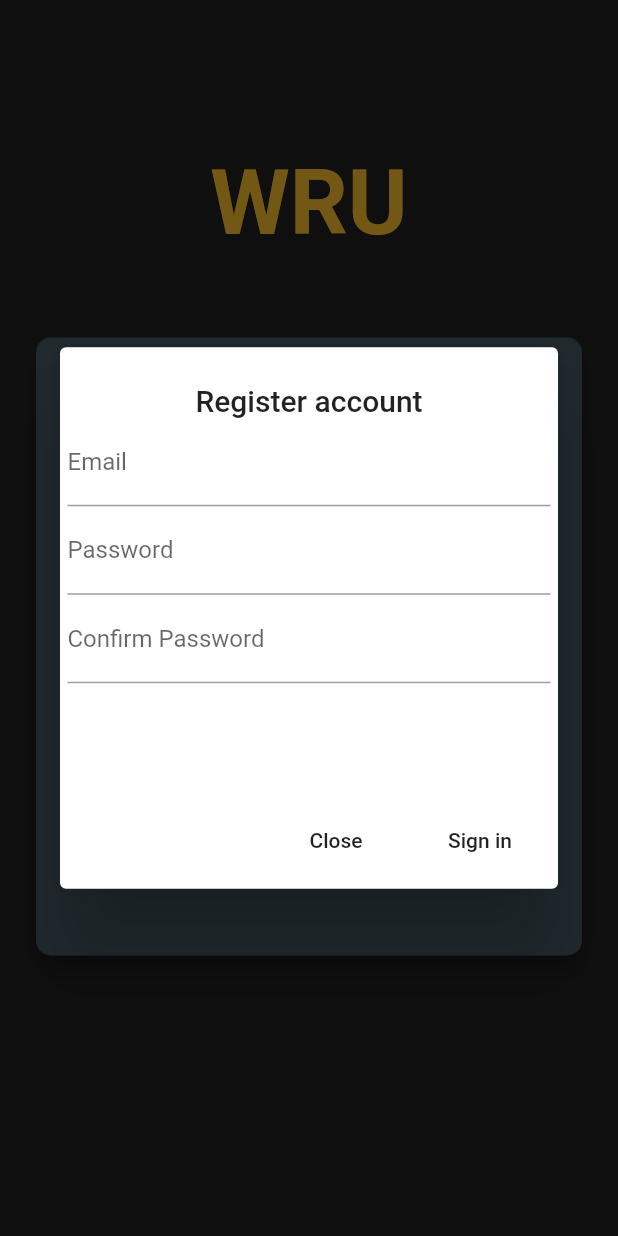
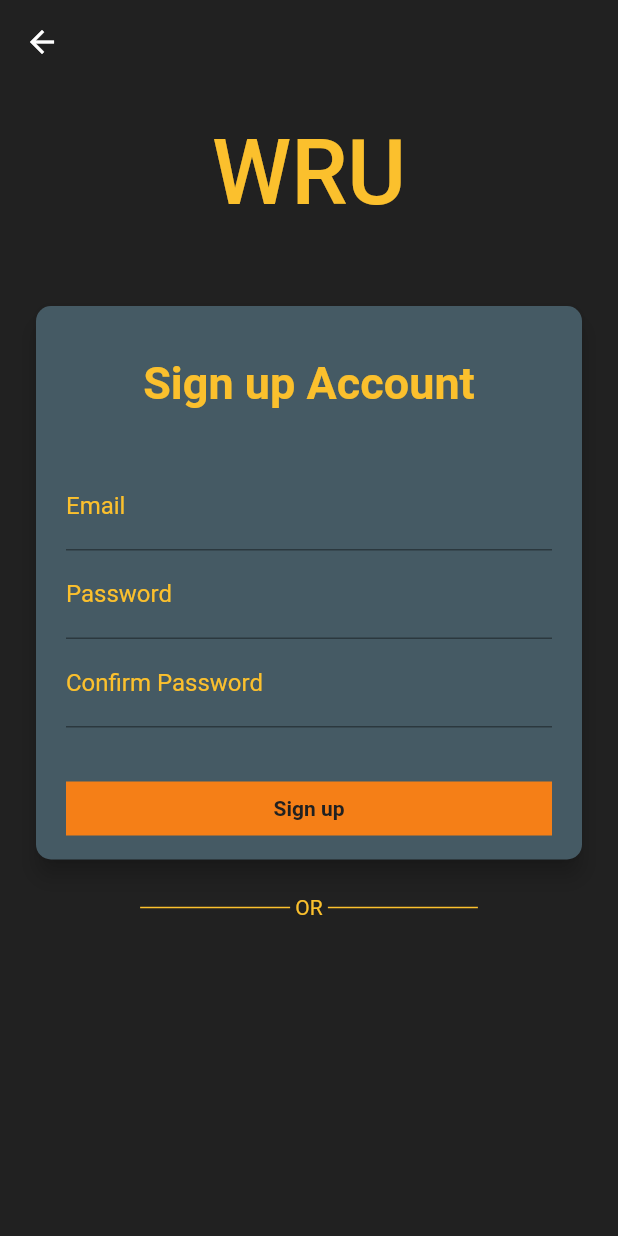
Before and after one commit to BruceBui5041/wru_fe, a Flutter app: the screen it shows after launch, after a tap on "Sign up", on a phone screen of 412 x 824 dp. Run offline on Flutter 3.47's test engine with Material 2 defaults, Android fonts, the light colour scheme and no system bars; our stand-ins replace bloc, flutter_bloc, flutter_dotenv, google_fonts, shared_preferences.

Commit message:
Commit design signup screen + fix design sigin screen + create file style

```diff
--- a/lib/main.dart
+++ b/lib/main.dart
@@ -7,6 +7,8 @@ import 'package:wru_fe/models/user.repository.dart';
 import 'package:wru_fe/screens/home.screen.dart';
 import 'package:wru_fe/screens/signin.screen.dart';
 import 'package:wru_fe/screens/splash.screen.dart';
+import 'package:wru_fe/styles/style.dart' as style;
+import 'package:wru_fe/screens/signup.screen.dart';
 
 void main() async {
   const isProduction = bool.fromEnvironment('dart.vm.product');
@@ -33,26 +35,32 @@ class MyApp extends StatelessWidget {
           debugShowCheckedModeBanner: false,
           title: 'WRU-Dev',
           theme: ThemeData(
-            cardTheme: CardTheme(color: Colors.blueGrey[700]),
-            accentIconTheme: IconThemeData(color: Colors.yellow[700]),
-            accentColor: Colors.yellow[700],
-            backgroundColor: Colors.grey[900],
-            buttonColor: Colors.yellow[700],
-            // buttonTheme: ButtonThemeData(
-            //   shape: RoundedRectangleBorder(
-            //       borderRadius: BorderRadius.circular(20.0)),
-            //   buttonColor: Colors.yellow[900],
-            // ),
+            inputDecorationTheme: InputDecorationTheme(
+              labelStyle: TextStyle(color: Colors.yellow[700]),
+            ),
+            cardTheme: style.Style.backgroundCardColor,
+            accentIconTheme: style.Style.iconTheme,
+            backgroundColor: style.Style.backgroundColor,
+            buttonColor: style.Style.buttonColor,
+            primaryColor: style.Style.textColor,
+            buttonTheme: ButtonThemeData(
+              shape: RoundedRectangleBorder(
+                  borderRadius: BorderRadius.circular(20.0)),
+              buttonColor: Colors.yellow[900],
+              hoverColor: Colors.yellow[700],
+            ),
             textTheme: TextTheme(
-              button: TextStyle(color: Colors.grey[900]),
-              headline1: TextStyle(color: Colors.yellow[700]),
-              headline4: TextStyle(color: Colors.yellow[700]),
+              button: style.Style.buttonBgColor,
+              headline4: style.Style.textBody,
+              headline5: style.Style.textHeader,
+              headline6: style.Style.textLogo,
             ),
           ),
           home: SplashScreen(),
           routes: {
             SignInScreen.routeName: (_) => SignInScreen(),
             HomeScreen.routeName: (_) => HomeScreen(),
+            SignUpScreen.routeName: (_) => SignUpScreen(),
           },
         ),
       ),
--- a/lib/screens/signin.screen.dart
+++ b/lib/screens/signin.screen.dart
@@ -4,7 +4,7 @@ import 'package:google_fonts/google_fonts.dart';
 import 'package:wru_fe/cubit/signin_cubit.dart';
 import 'package:wru_fe/dto/signin.dto.dart';
 import 'package:wru_fe/screens/home.screen.dart';
-import 'package:wru_fe/widgets/signup.dialog.dart';
+import 'package:wru_fe/screens/signup.screen.dart';
 
 class SignInScreen extends StatelessWidget {
   static const routeName = './signin';
@@ -23,17 +23,21 @@ class SignInScreen extends StatelessWidget {
   }
 
   void _onOpenSignUpDialog(BuildContext context) {
-    showDialog<Null>(
-      context: context,
-      builder: (ctx) => SignUpDialog(),
-    );
+    // showDialog<Null>(
+    //   context: context,
+    //   builder: (ctx) => SignUpDialog(),
+    // );
+    Navigator.of(context).pushNamed(SignUpScreen.routeName);
   }
 
   @override
   Widget build(BuildContext context) {
     return Scaffold(
       backgroundColor: Theme.of(context).backgroundColor,
-      body: SingleChildScrollView(
+      body: SafeArea(
+        child: SingleChildScrollView(
+          child: Padding(
+            padding: const EdgeInsets.only(bottom: 25),
             child: Stack(
               children: [
                 Container(
@@ -52,23 +56,20 @@ class SignInScreen extends StatelessWidget {
                         children: [
                           Padding(
                             padding: EdgeInsets.only(
-                          top: 100,
+                              top: 50,
                               left: 0,
                             ),
                             child: Text(
                               "WRU",
-                          style: GoogleFonts.averiaLibre(
-                            fontSize: 60.6,
-                            fontWeight: FontWeight.w700,
-                            color: Theme.of(context).textTheme.headline1.color,
-                          ),
+                              style: Theme.of(context).textTheme.headline6,
                             ),
                           ),
                           SizedBox(
                             height: 50.0,
                           ),
                           Padding(
-                        padding: const EdgeInsets.only(left: 20.0, right: 20.0),
+                            padding:
+                                const EdgeInsets.only(left: 20.0, right: 20.0),
                             child: Center(
                               child: Card(
                                 color: Theme.of(context).cardTheme.color,
@@ -78,7 +79,6 @@ class SignInScreen extends StatelessWidget {
                                   borderRadius: BorderRadius.circular(10.0),
                                 ),
                                 child: Container(
-                              height: MediaQuery.of(context).size.height / 2,
                                   decoration: BoxDecoration(
                                     // color: Colors.white,
                                     borderRadius: BorderRadius.circular(10.0),
@@ -98,13 +98,10 @@ class SignInScreen extends StatelessWidget {
                                               top: 4,
                                               left: 0,
                                             ),
-                                        child: Text(
-                                          "Login",
-                                          style: GoogleFonts.averiaLibre(
-                                              fontSize: 30.0,
-                                              fontWeight: FontWeight.w700,
-                                              color: Colors.white),
-                                        ),
+                                            child: Text("Login Account",
+                                                style: Theme.of(context)
+                                                    .textTheme
+                                                    .headline5),
                                           ),
                                           SizedBox(
                                             height: 5.0,
@@ -128,14 +125,12 @@ class SignInScreen extends StatelessWidget {
                                                     .textTheme
                                                     .headline4
                                                     .color),
-                                        textInputAction: TextInputAction.next,
+                                            textInputAction:
+                                                TextInputAction.next,
                                             decoration: InputDecoration(
-                                          focusColor: Colors.white,
-                                          labelStyle: TextStyle(
-                                              color: Theme.of(context)
-                                                  .textTheme
-                                                  .headline4
-                                                  .color),
+                                              labelStyle: Theme.of(context)
+                                                  .inputDecorationTheme
+                                                  .labelStyle,
                                               suffixIcon: Icon(
                                                 Icons.email_outlined,
                                                 color: Theme.of(context)
@@ -152,7 +147,8 @@ class SignInScreen extends StatelessWidget {
                                                     .textTheme
                                                     .headline4
                                                     .color),
-                                        textInputAction: TextInputAction.done,
+                                            textInputAction:
+                                                TextInputAction.done,
                                             obscureText: true,
                                             decoration: InputDecoration(
                                               labelText: "Password",
@@ -177,10 +173,11 @@ class SignInScreen extends StatelessWidget {
                                             height: 30,
                                           ),
                                           FlatButton(
-                                        color: Theme.of(context).buttonColor,
+                                            color:
+                                                Theme.of(context).buttonColor,
                                             shape: RoundedRectangleBorder(
                                               borderRadius:
-                                              BorderRadius.circular(20.0),
+                                                  BorderRadius.circular(0),
                                             ),
                                             child: Text(
                                               "Login",
@@ -196,26 +193,6 @@ class SignInScreen extends StatelessWidget {
                                               _submitForm(context);
                                             },
                                           ),
-                                      FlatButton(
-                                        color: Theme.of(context).buttonColor,
-                                        shape: RoundedRectangleBorder(
-                                          borderRadius:
-                                              BorderRadius.circular(20.0),
-                                        ),
-                                        child: Text(
-                                          "Sign up",
-                                          style: TextStyle(
-                                              color: Theme.of(context)
-                                                  .textTheme
-                                                  .button
-                                                  .color,
-                                              fontWeight: FontWeight.w700),
-                                        ),
-                                        minWidth: double.infinity,
-                                        onPressed: () {
-                                          _onOpenSignUpDialog(context);
-                                        },
-                                      )
                                         ],
                                       ),
                                     ),
@@ -224,6 +201,47 @@ class SignInScreen extends StatelessWidget {
                               ),
                             ),
                           ),
+                          Padding(
+                            padding: EdgeInsets.symmetric(
+                                horizontal: 30, vertical: 20),
+                            child: Row(
+                              mainAxisAlignment: MainAxisAlignment.center,
+                              children: [
+                                Container(
+                                  width: 100,
+                                  height: 1,
+                                  color: Theme.of(context).primaryColor,
+                                ),
+                                Text(
+                                  " OR ",
+                                  style: TextStyle(
+                                      color: Theme.of(context).primaryColor),
+                                ),
+                                Container(
+                                  width: 100,
+                                  height: 1,
+                                  color: Theme.of(context).primaryColor,
+                                )
+                              ],
+                            ),
+                          ),
+                          FlatButton(
+                            color: Theme.of(context).buttonColor,
+                            shape: RoundedRectangleBorder(
+                              borderRadius: BorderRadius.circular(0),
+                            ),
+                            child: Text(
+                              "Sign up",
+                              style: TextStyle(
+                                  color:
+                                      Theme.of(context).textTheme.button.color,
+                                  fontWeight: FontWeight.w700),
+                            ),
+                            minWidth: 300,
+                            onPressed: () {
+                              _onOpenSignUpDialog(context);
+                            },
+                          )
                         ],
                       );
                     },
@@ -232,6 +250,8 @@ class SignInScreen extends StatelessWidget {
               ],
             ),
           ),
+        ),
+      ),
     );
   }
 }
--- /dev/null
+++ b/lib/screens/signup.screen.dart
@@ -0,0 +1,171 @@
+import 'package:flutter/material.dart';
+
+class SignUpScreen extends StatefulWidget {
+  static const String routeName = '/signup';
+
+  @override
+  _SignUpScreenState createState() => _SignUpScreenState();
+}
+
+class _SignUpScreenState extends State<SignUpScreen> {
+  final _form = GlobalKey<FormState>();
+
+  @override
+  Widget build(BuildContext context) {
+    return Scaffold(
+      appBar: AppBar(
+        iconTheme: IconThemeData(color: Colors.white),
+        backgroundColor: Colors.transparent,
+        elevation: 0.0,
+      ),
+      extendBodyBehindAppBar: true,
+      backgroundColor: Theme.of(context).backgroundColor,
+      body: SingleChildScrollView(
+        child: Stack(
+          children: [
+            Container(
+              child: Column(
+                mainAxisAlignment: MainAxisAlignment.center,
+                children: [
+                  Padding(
+                    padding: EdgeInsets.only(
+                      top: 80,
+                      left: 0,
+                    ),
+                    child: Text(
+                      "WRU",
+                      style: Theme.of(context).textTheme.headline6,
+                    ),
+                  ),
+                  SizedBox(
+                    height: 50.0,
+                  ),
+                  Padding(
+                    padding: const EdgeInsets.only(left: 20.0, right: 20.0),
+                    child: Center(
+                      child: Card(
+                        color: Theme.of(context).cardTheme.color,
+                        elevation: 6,
+                        // margin: EdgeInsets.fromLTRB(0.0, 0.0, 0.0, 16.0),
+                        shape: RoundedRectangleBorder(
+                          borderRadius: BorderRadius.circular(10.0),
+                        ),
+                        child: Container(
+                          decoration: BoxDecoration(
+                            // color: Colors.white,
+                            borderRadius: BorderRadius.circular(10.0),
+                          ),
+                          child: Padding(
+                            padding: const EdgeInsets.only(
+                                top: 30.0, left: 20.0, right: 20.0, bottom: 10),
+                            child: Form(
+                              key: _form,
+                              child: Column(
+                                children: [
+                                  Padding(
+                                    padding: EdgeInsets.only(
+                                      top: 4,
+                                      left: 0,
+                                    ),
+                                    child: Text("Sign up Account",
+                                        style: Theme.of(context)
+                                            .textTheme
+                                            .headline5),
+                                  ),
+                                  SizedBox(
+                                    height: 5.0,
+                                  ),
+                                  // Container(
+                                  //   decoration: BoxDecoration(
+                                  //     border: Border(
+                                  //       bottom: BorderSide(
+                                  //           width: 1.0,
+                                  //           color: Theme.of(context).accentColor),
+                                  //     ),
+                                  //   ),
+                                  // ),
+                                  SizedBox(
+                                    height: 30.0,
+                                  ),
+                                  TextFormField(
+                                    textInputAction: TextInputAction.next,
+                                    decoration: InputDecoration(
+                                      labelText: "Email",
+                                    ),
+                                  ),
+                                  TextFormField(
+                                    obscureText: true,
+                                    textInputAction: TextInputAction.next,
+                                    decoration: InputDecoration(
+                                      labelText: "Password",
+                                    ),
+                                  ),
+                                  TextFormField(
+                                    obscureText: true,
+                                    textInputAction: TextInputAction.next,
+                                    decoration: InputDecoration(
+                                      labelText: "Confirm Password",
+                                    ),
+                                  ),
+                                  SizedBox(
+                                    height: 30,
+                                  ),
+                                  FlatButton(
+                                    color: Theme.of(context).buttonColor,
+                                    shape: RoundedRectangleBorder(
+                                      borderRadius: BorderRadius.circular(0),
+                                    ),
+                                    child: Text(
+                                      "Sign up",
+                                      style: TextStyle(
+                                          color: Theme.of(context)
+                                              .textTheme
+                                              .button
+                                              .color,
+                                          fontWeight: FontWeight.w700),
+                                    ),
+                                    minWidth: double.infinity,
+                                    onPressed: () {
+                                      Navigator.of(context).pop();
+                                    },
+                                  ),
+                                ],
+                              ),
+                            ),
+                          ),
+                        ),
+                      ),
+                    ),
+                  ),
+                  Padding(
+                    padding: EdgeInsets.symmetric(horizontal: 30, vertical: 20),
+                    child: Row(
+                      mainAxisAlignment: MainAxisAlignment.center,
+                      children: [
+                        Container(
+                          width: 100,
+                          height: 1,
+                          color: Theme.of(context).primaryColor,
+                        ),
+                        Text(
+                          " OR ",
+                          style:
+                              TextStyle(color: Theme.of(context).primaryColor),
+                        ),
+                        Container(
+                          width: 100,
+                          height: 1,
+                          color: Theme.of(context).primaryColor,
+                        )
+                      ],
+                    ),
+                  ),
+                ],
+              ),
+            ),
+          ],
+        ),
+      ),
+    );
+  }
+}
--- /dev/null
+++ b/lib/styles/style.dart
@@ -0,0 +1,20 @@
+import 'package:flutter/material.dart';
+
+class Style {
+  static final Color backgroundColor = Colors.grey[900];
+  static final CardTheme backgroundCardColor =
+      CardTheme(color: Colors.blueGrey[700]);
+  static final IconThemeData iconTheme =
+      IconThemeData(color: Colors.yellow[700]);
+  static final Color textColor = Colors.yellow[700];
+  static final Color buttonColor = Colors.yellow[700];
+  static final Color buttonTextColor = Colors.grey[900];
+  static final TextStyle buttonBgColor =
+      TextStyle(color: buttonTextColor, fontWeight: FontWeight.w700);
+  static final textLogo = TextStyle(color: textColor, fontSize: 60);
+  static final textBody = TextStyle(color: textColor, fontSize: 16);
+  static final inputDecoration =
+      InputDecorationTheme(labelStyle: TextStyle(color: textColor));
+  static final textHeader =
+      TextStyle(color: textColor, fontSize: 30, fontWeight: FontWeight.bold);
+}
--- a/lib/widgets/signup.dialog.dart
+++ /dev/null
@@ -1,51 +0,0 @@
-import 'package:flutter/material.dart';
-
-class SignUpDialog extends StatelessWidget {
-  @override
-  Widget build(BuildContext context) {
-    return AlertDialog(
-      contentPadding: const EdgeInsets.only(left: 5, right: 5),
-      title: Center(child: Text('Register account')),
-      content: Container(
-        width: 400,
-        height: 250,
-        child: Column(
-          children: [
-            TextFormField(
-              textInputAction: TextInputAction.next,
-              decoration: InputDecoration(
-                labelText: "Email",
-              ),
-            ),
-            TextFormField(
-              textInputAction: TextInputAction.next,
-              decoration: InputDecoration(
-                labelText: "Password",
-              ),
-            ),
-            TextFormField(
-              textInputAction: TextInputAction.next,
-              decoration: InputDecoration(
-                labelText: "Confirm Password",
-              ),
-            ),
-          ],
-        ),
-      ),
-      actions: [
-        FlatButton(
-          child: const Text('Close'),
-          onPressed: () {
-            Navigator.of(context).pop();
-          },
-        ),
-        FlatButton(
-          child: const Text('Sign in'),
-          onPressed: () {
-            Navigator.of(context).pop();
-          },
-        ),
-      ],
-    );
-  }
-}
```
Lines whose indentation alone changed are shown as unchanged.
